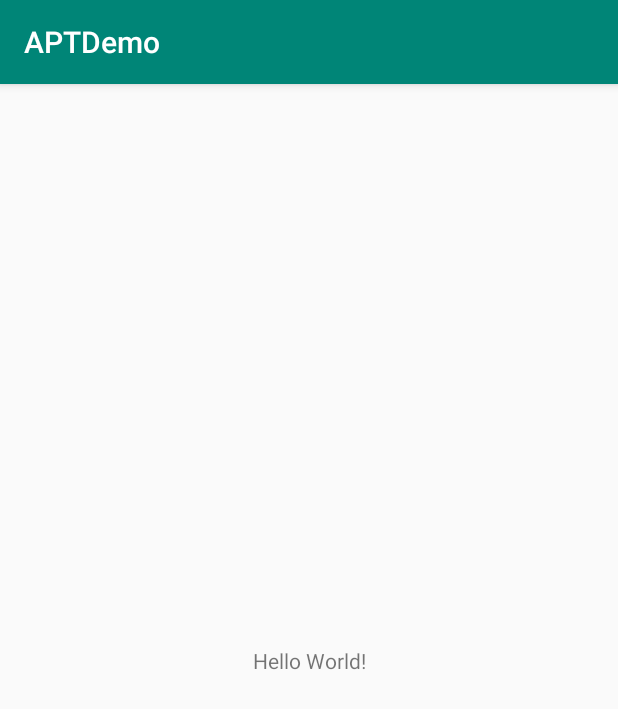
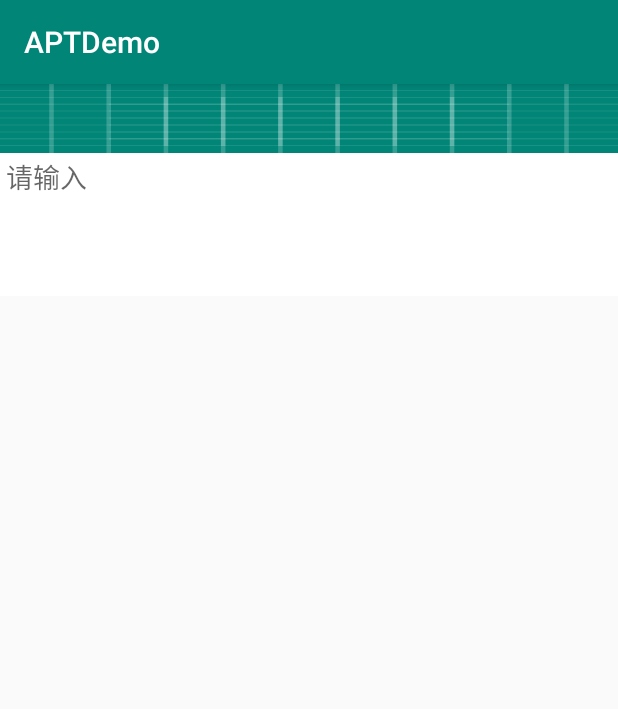
Before and after one commit to 66668/APTDemo, an Android app: the screen it shows after launch (MainActivity), on a phone screen of 412 x 824 dp. Shown: the top 709 px of the screen. Run offline under Robolectric (Android 15) with nearby library versions, the phone set to English and light mode, and no system bars; plain views replace RichEditor.

Commit message:
自定义注解

```diff
--- a/app/build.gradle
+++ b/app/build.gradle
@@ -4,7 +4,7 @@ android {
     compileSdkVersion 28
     defaultConfig {
         applicationId "com.sjy.aptdemo"
-        minSdkVersion 26
+        minSdkVersion 21
         targetSdkVersion 28
         versionCode 1
         versionName "1.0"
--- a/app/src/main/AndroidManifest.xml
+++ b/app/src/main/AndroidManifest.xml
@@ -1,6 +1,8 @@
 <?xml version="1.0" encoding="utf-8"?>
 <manifest xmlns:android="http://schemas.android.com/apk/res/android"
     package="com.sjy.aptdemo">
+
+    <uses-permission android:name="android.permission.READ_EXTERNAL_STORAGE" />
 
     <application
         android:allowBackup="true"
--- a/app/src/main/res/layout/activity_main.xml
+++ b/app/src/main/res/layout/activity_main.xml
@@ -1,18 +1,108 @@
 <?xml version="1.0" encoding="utf-8"?>
-<android.support.constraint.ConstraintLayout xmlns:android="http://schemas.android.com/apk/res/android"
-    xmlns:app="http://schemas.android.com/apk/res-auto"
-    xmlns:tools="http://schemas.android.com/tools"
-    android:layout_width="match_parent"
-    android:layout_height="match_parent"
-    tools:context=".MainActivity">
+<FrameLayout xmlns:android="http://schemas.android.com/apk/res/android"
+    android:id="@+id/noteedit_pagelayout"
+    android:layout_width="fill_parent"
+    android:layout_height="fill_parent">
 
-    <TextView
-        android:layout_width="wrap_content"
-        android:layout_height="wrap_content"
-        android:text="Hello World!"
-        app:layout_constraintBottom_toBottomOf="parent"
-        app:layout_constraintLeft_toLeftOf="parent"
-        app:layout_constraintRight_toRightOf="parent"
-        app:layout_constraintTop_toTopOf="parent" />
+    <LinearLayout
+        android:layout_width="fill_parent"
+        android:layout_height="fill_parent"
+        android:layout_gravity="top"
+        android:layout_marginTop="44dip"
+        android:layout_marginBottom="44dip"
+        android:orientation="vertical">
 
-</android.support.constraint.ConstraintLayout>
+        <ScrollView
+            android:id="@+id/noteedit_scrollview"
+            android:layout_width="fill_parent"
+            android:layout_height="fill_parent"
+            android:background="@null"
+            android:fadingEdge="none">
+
+            <LinearLayout
+                android:layout_width="fill_parent"
+                android:layout_height="wrap_content"
+                android:orientation="vertical">
+
+                <HorizontalScrollView
+                    android:layout_width="fill_parent"
+                    android:layout_height="wrap_content"
+                    android:background="#ff3a3a3a"
+                    android:fadingEdge="none">
+
+                    <LinearLayout
+                        android:id="@+id/noteedit_atts_linearlayout"
+                        android:layout_width="wrap_content"
+                        android:layout_height="wrap_content"
+                        android:orientation="horizontal"></LinearLayout>
+                </HorizontalScrollView>
+
+                <!--<jp.wasabeef.richeditor.RichEditor-->
+                <!--android:id="@+id/noteedit_input_content"-->
+                <!--android:layout_width="fill_parent"-->
+                <!--android:layout_height="fill_parent"-->
+                <!--android:background="#FFFFFFFF"-->
+                <!--android:gravity="top"-->
+                <!--android:hint="@string/noteedit_content"-->
+                <!--android:inputType="textAutoCorrect|textCapSentences|textMultiLine"-->
+                <!--android:minLines="4"-->
+                <!--android:paddingBottom="2dip"-->
+                <!--android:paddingLeft="4dip"-->
+                <!--android:paddingRight="4dip"-->
+                <!--android:paddingTop="4dip"-->
+                <!--android:text="" />-->
+
+                <EditText
+                    android:id="@+id/noteedit_input_content"
+                    android:layout_width="fill_parent"
+                    android:layout_height="fill_parent"
+                    android:background="#FFFFFFFF"
+                    android:gravity="top"
+                    android:hint="请输入"
+                    android:inputType="textAutoCorrect|textCapSentences|textMultiLine"
+                    android:minLines="4"
+                    android:paddingLeft="4dip"
+                    android:paddingTop="4dip"
+                    android:paddingRight="4dip"
+                    android:paddingBottom="2dip"
+                    android:text=""
+                    android:textIsSelectable="true" />
+            </LinearLayout>
+        </ScrollView>
+
+
+    </LinearLayout>
+
+    <FrameLayout
+        android:id="@+id/noteedite_title_layout"
+        android:layout_width="fill_parent"
+        android:layout_height="46dip"
+        android:background="@drawable/ic_launcher_background"
+        android:paddingBottom="2dip">
+
+        <EditText
+            android:id="@+id/noteedit_input_title"
+            android:layout_width="fill_parent"
+            android:layout_height="fill_parent"
+            android:layout_gravity="left|center_vertical"
+            android:layout_marginLeft="4dip"
+            android:layout_marginTop="2dip"
+            android:layout_marginRight="52dip"
+            android:layout_marginBottom="2dip"
+            android:background="@null"
+            android:inputType="text"
+            android:maxLength="100"
+            android:paddingLeft="4dip"
+            android:singleLine="true" />
+
+        <Button
+            android:id="@+id/noteedit_save"
+            android:layout_gravity="right"
+            android:background="@drawable/ic_launcher_background"
+            android:textSize="15sp"
+            android:layout_height="50dp"
+            android:layout_width="match_parent" />
+    </FrameLayout>
+
+
+</FrameLayout>
--- a/build.gradle
+++ b/build.gradle
@@ -7,7 +7,7 @@ buildscript {
 
     }
     dependencies {
-        classpath 'com.android.tools.build:gradle:3.3.2'
+        classpath 'com.android.tools.build:gradle:3.4.0'
 
         // NOTE: Do not place your application dependencies here; they belong
         // in the individual module build.gradle files
```
Also changed, not shown: my_lib_apt/my_lib_compiler/src/main/java/com/sjy/compiler/MyAnnotationClass.java (added, +37 -0 lines), my_lib_apt/my_lib_compiler/src/main/java/com/sjy/compiler/MyBindViewField.java (added, +10 -0 lines), my_lib_apt/my_lib_compiler/src/main/java/com/sjy/compiler/MyProcessor.java (+71 -55 lines), my_lib_apt/my_lib_compiler/src/main/java/com/sjy/compiler/mybindview_bean/BindingSet.java (deleted, +0 -60 lines), my_lib_apt/my_lib_compiler/src/main/java/com/sjy/compiler/mybindview_bean/Id.java (deleted, +0 -52 lines), gradle/wrapper/gradle-wrapper.properties.
